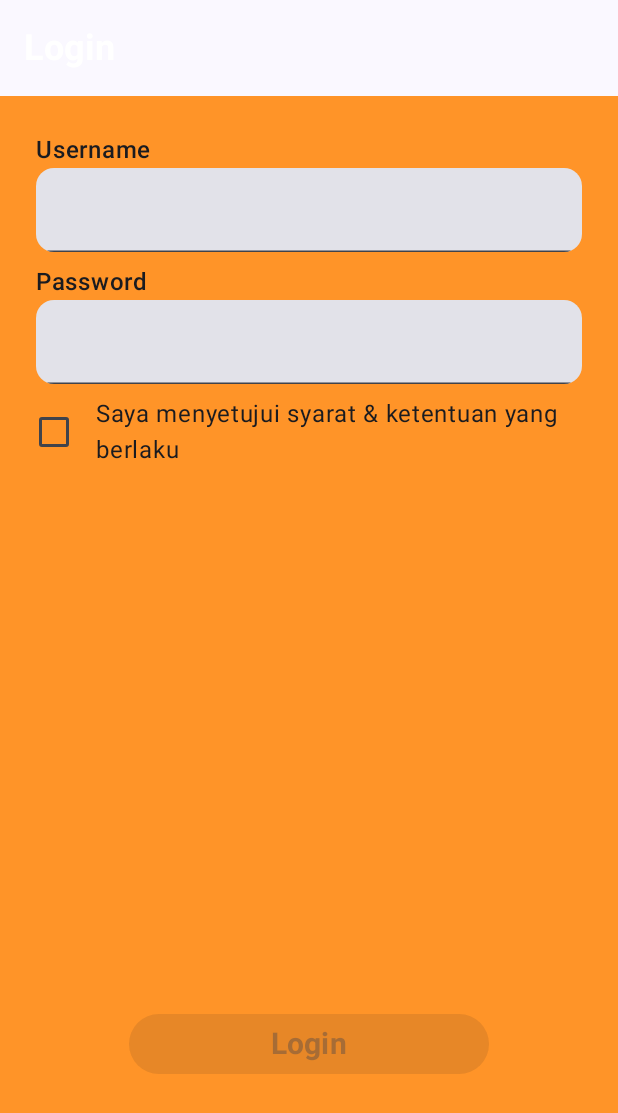
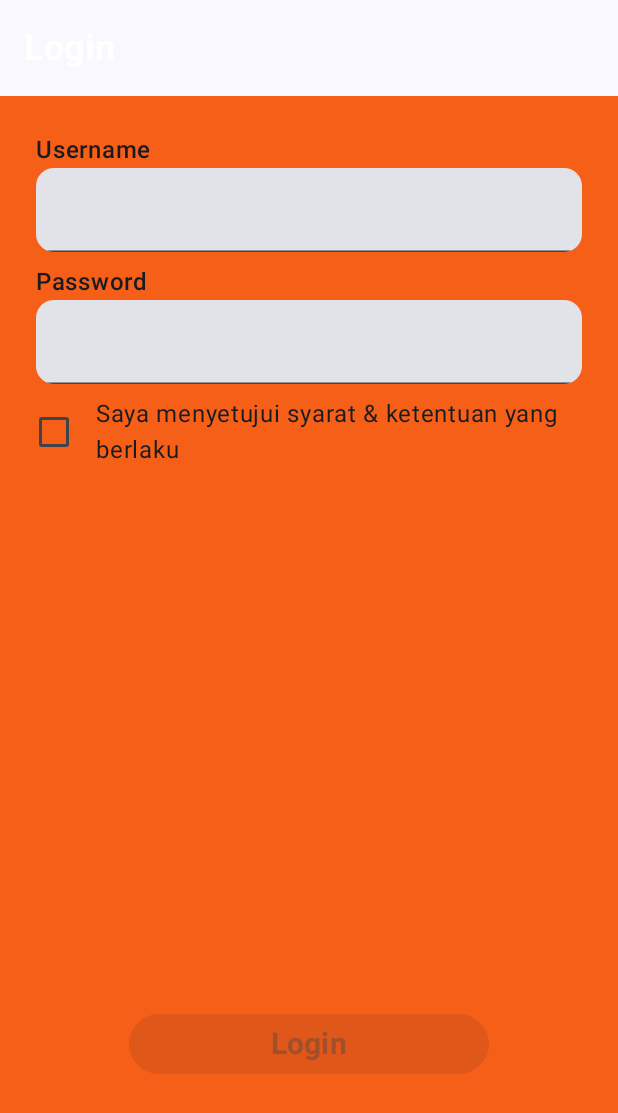
Before and after one commit to Puong206/UCP1_029, an Android app built with Jetpack Compose: the screen it shows after launch (MainActivity), on a phone screen of 412 x 824 dp. Shown: the top 1113 px of the screen. Run offline under Robolectric (Android 15) with nearby library versions, the phone set to English and light mode, and no system bars.

Commit message:
Mengubah warna `orange`

```diff
--- a/app/src/main/res/values/colors.xml
+++ b/app/src/main/res/values/colors.xml
@@ -7,5 +7,5 @@
     <color name="teal_700">#FF018786</color>
     <color name="black">#FF000000</color>
     <color name="white">#FFFFFFFF</color>
-    <color name="orange">#FFFF9428</color>
+    <color name="orange">#FFf65f18</color>
 </resources>
```
